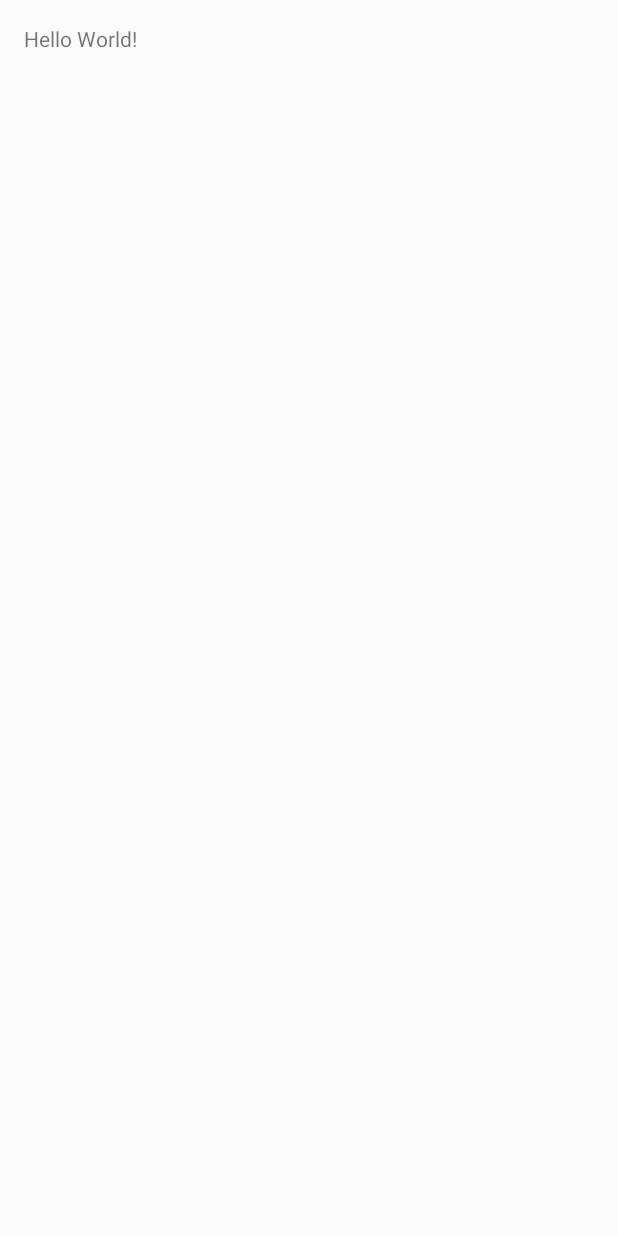
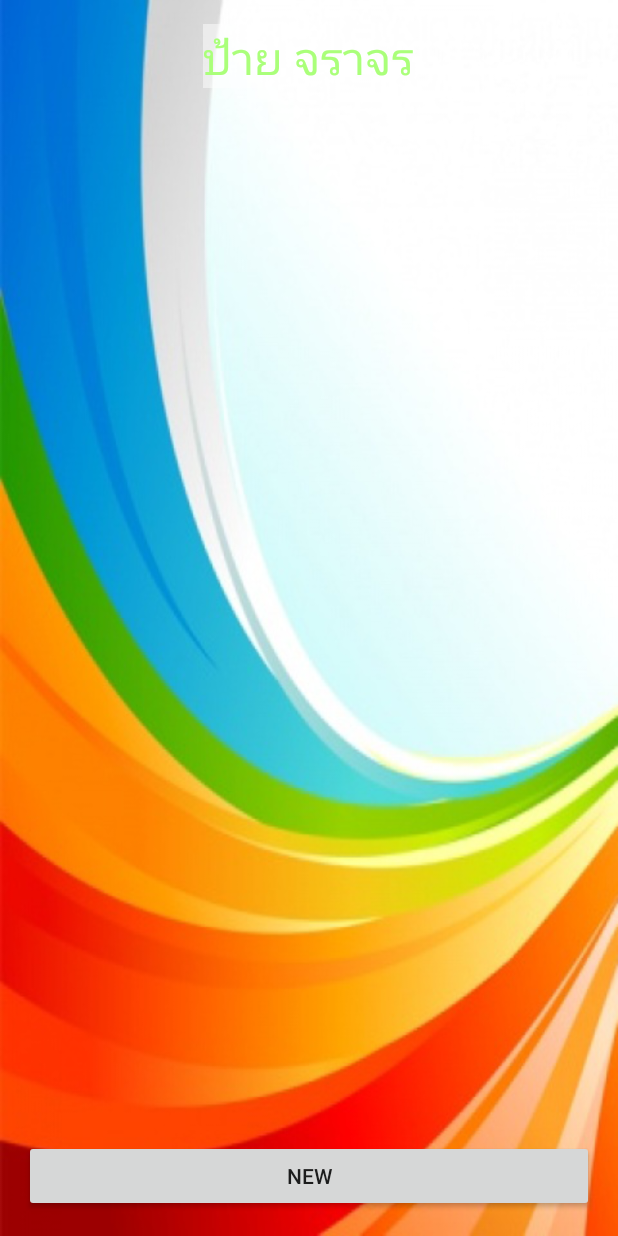
Before and after one commit to ChanitaOUSY/Learn-Traffic, an Android app: the screen it shows after launch (MainActivity), on a phone screen of 412 x 824 dp. Before the commit the screen is almost empty. Run offline under Robolectric (Android 15) with nearby library versions, the phone set to English and light mode, and no system bars.

Commit message:
ออกแบ UI Main แล้ว

```diff
--- a/app/src/main/res/layout/activity_main.xml
+++ b/app/src/main/res/layout/activity_main.xml
@@ -7,10 +7,31 @@
     android:paddingLeft="@dimen/activity_horizontal_margin"
     android:paddingRight="@dimen/activity_horizontal_margin"
     android:paddingTop="@dimen/activity_vertical_margin"
-    tools:context="mahidol.tan.chanitaou.learntraffic.MainActivity">
+    tools:context="mahidol.tan.chanitaou.learntraffic.MainActivity"
+    android:background="@drawable/bg2">
 
     <TextView
         android:layout_width="wrap_content"
         android:layout_height="wrap_content"
-        android:text="Hello World!" />
+        android:text="@string/head"
+        android:id="@+id/textView"
+        android:layout_centerHorizontal="true"
+        android:textSize="@dimen/h1"
+        android:textColor="@color/text"
+        android:background="#82ffffff" />
+
+    <Button
+        android:layout_width="match_parent"
+        android:layout_height="wrap_content"
+        android:text="New"
+        android:id="@+id/button"
+        android:layout_alignParentBottom="true" />
+
+    <ListView
+        android:layout_width="wrap_content"
+        android:layout_height="wrap_content"
+        android:id="@+id/listView"
+        android:layout_below="@+id/textView"
+        android:layout_margin="20dp"
+        android:layout_above="@+id/button" />
 </RelativeLayout>
--- a/app/src/main/res/values/colors.xml
+++ b/app/src/main/res/values/colors.xml
@@ -3,4 +3,5 @@
     <color name="colorPrimary">#3F51B5</color>
     <color name="colorPrimaryDark">#303F9F</color>
     <color name="colorAccent">#FF4081</color>
+<color name="text">#aaff7a</color>
 </resources>
--- a/app/src/main/res/values/dimens.xml
+++ b/app/src/main/res/values/dimens.xml
@@ -2,4 +2,7 @@
     <!-- Default screen margins, per the Android Design guidelines. -->
     <dimen name="activity_horizontal_margin">16dp</dimen>
     <dimen name="activity_vertical_margin">16dp</dimen>
+
+    <dimen name="h1">30sp</dimen>
+    <dimen name="h2">20sp</dimen>
 </resources>
--- a/app/src/main/res/values/strings.xml
+++ b/app/src/main/res/values/strings.xml
@@ -1,3 +1,6 @@
 <resources>
     <string name="app_name">Learn Traffic</string>
+<string name="head">ป้าย จราจร</string>
+
+
 </resources>
```
Also changed, not shown: app/src/main/res/drawable/bg2.png (added).
